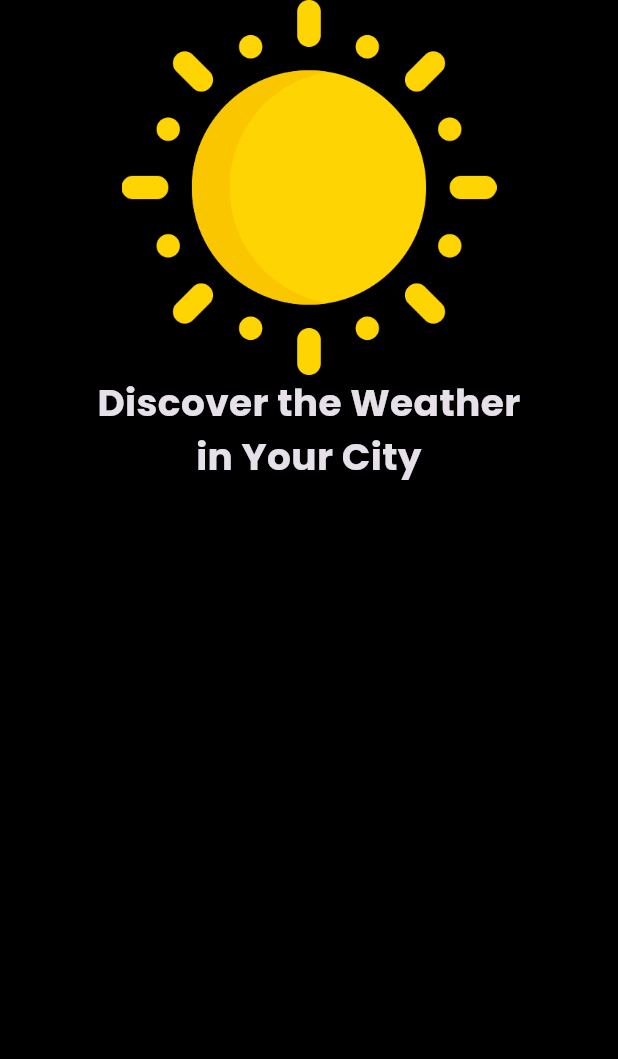
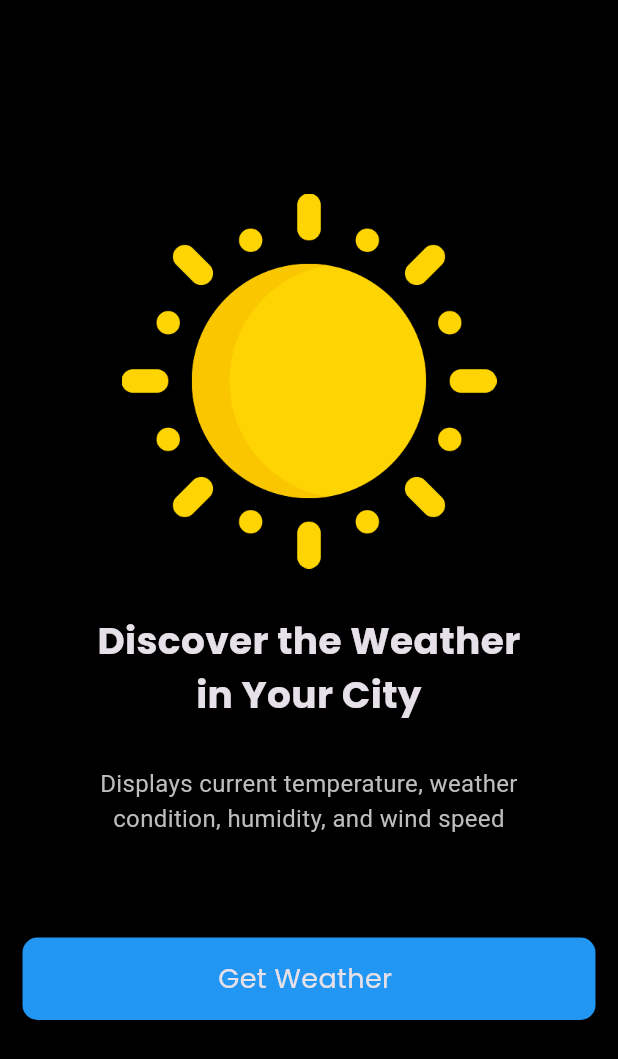
Before and after one commit to lajeesh1/flutter-weather-app, a Flutter app: the screen it shows after launch, on a phone screen of 412 x 824 dp. Shown: the top 1059 px of the screen. Run offline on Flutter 3.47's test engine with Material 3 defaults, Android fonts, the phone set to English and light mode, and no system bars.

Commit message:
loading screen finished

```diff
--- a/lib/loading_screen.dart
+++ b/lib/loading_screen.dart
@@ -13,10 +13,15 @@ class _LoadingScreenState extends State<LoadingScreen> {
     return Scaffold(
       backgroundColor: Colors.black,
       body: Column(
+        mainAxisAlignment: MainAxisAlignment.center,
+        crossAxisAlignment: CrossAxisAlignment.stretch,
         children: [
           Image.asset(
             'images/sun.png',
             height: 250,
+          ),
+          SizedBox(
+            height: 30,
           ),
           Container(
             margin: EdgeInsets.symmetric(horizontal: 55),
@@ -29,6 +34,36 @@ class _LoadingScreenState extends State<LoadingScreen> {
                 fontWeight: FontWeight.w600,
               ),
             ),
+          ),
+          SizedBox(
+            height: 30,
+          ),
+          Container(
+            margin: EdgeInsets.symmetric(horizontal: 55),
+            child: Text(
+              textAlign: TextAlign.center,
+              "Displays current temperature, weather condition, humidity, and wind speed",
+              style: TextStyle(
+                fontSize: 16,
+                color: Colors.grey.shade400,
+              ),
+            ),
+          ),
+          SizedBox(
+            height: 53,
+          ),
+          Container(
+            height: 55,
+            margin: EdgeInsets.all(15),
+            decoration: BoxDecoration(
+              borderRadius: BorderRadius.circular(10),
+              color: Colors.blue,
+            ),
+            child: Center(
+                child: Text(
+              "Get Weather ",
+              style: TextStyle(fontSize: 18, fontFamily: "Poppins Regular"),
+            )),
           )
         ],
       ),
```
